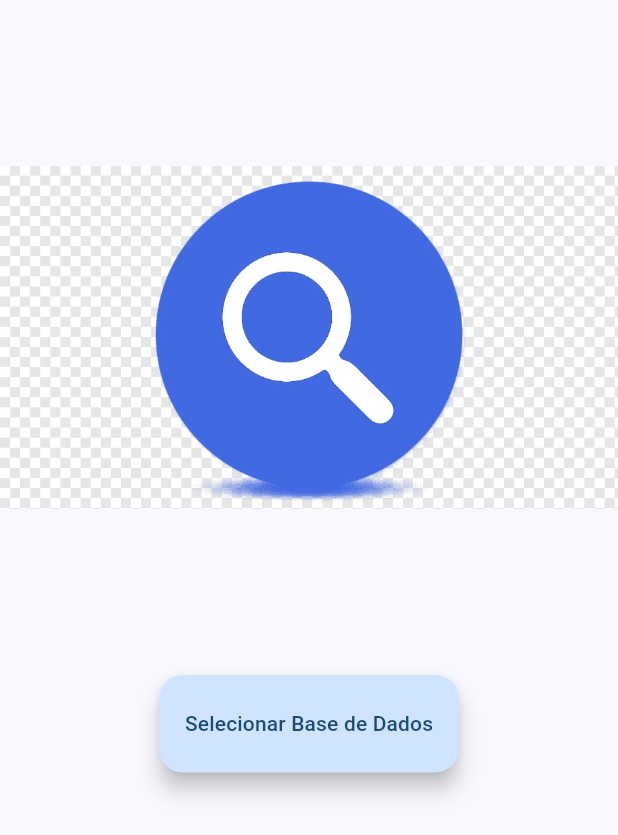
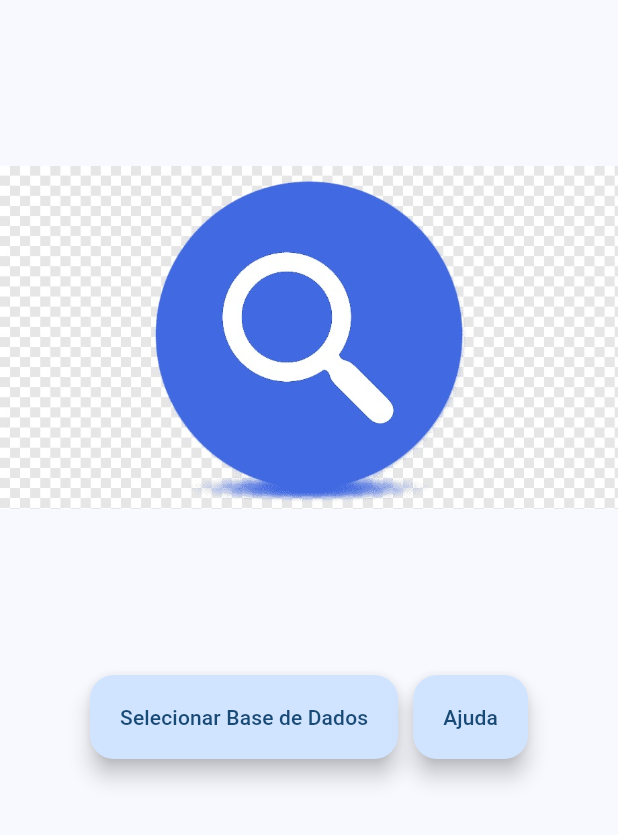
Before and after one commit to RobertsFerreira/data_analyze_front_end, a Flutter app: the screen it shows after launch, after a tap on "Selecionar Base de Dados", on a phone screen of 412 x 824 dp. Shown: the top 835 px of the screen. Run offline on Flutter 3.47's test engine with Material 2 defaults, Android fonts, the light colour scheme and no system bars; our stand-ins replace file_picker, flutter_mobx, mobx; generated files the repository leaves out were written again.

Commit message:
adicao da pate de ajuda

```diff
--- a/lib/modules/app_widget.dart
+++ b/lib/modules/app_widget.dart
@@ -1,6 +1,8 @@
 import 'package:flutter/material.dart';
 
 import 'home/home_page.dart';
+import 'home/subpages/components/hero/hero_image_home.dart';
+import 'home/subpages/help_home_page.dart';
 
 class AppWidget extends StatelessWidget {
   const AppWidget({Key? key}) : super(key: key);
@@ -16,6 +18,10 @@ class AppWidget extends StatelessWidget {
         ),
       ),
       home: HomePage(),
+      routes: {
+        'help': (ctx) => const HelpHomePage(),
+        'helpHero': (ctx) => const HeroImageHome(),
+      },
     );
   }
 }
--- a/lib/modules/home/controller/home_controller.dart
+++ b/lib/modules/home/controller/home_controller.dart
@@ -18,9 +18,9 @@ abstract class _HomeControllerBase with Store {
   void setLoading(bool value) => isLoading = value;
 
   @action
-  Future<bool> getFile() async {
+  Future<void> getFile() async {
+    setLoading(true);
     try {
-      setLoading(true);
       FilePickerResult? fileResult = await FilePicker.platform.pickFiles();
       if (fileResult != null) {
         final String? path = fileResult.files.single.path;
@@ -28,7 +28,6 @@ abstract class _HomeControllerBase with Store {
           await Future.delayed(const Duration(seconds: 3));
           File file = File(path);
           log(file.readAsStringSync());
-          return true;
         } else {
           throw Exception("Erro ao ler caminho do arquivo");
         }
@@ -108,15 +107,15 @@ abstract class _HomeControllerBase with Store {
 
   @computed
   List<RespostasModel> get filterRespostas {
-    List<RespostasModel> _resp = respostas;
-    _resp = respostas
+    List<RespostasModel> resp = respostas;
+    resp = respostas
         .where((resp) => resp.codigo.toString().contains(textSearch))
         .toList()
         .asObservable();
-    if (_resp.isEmpty) {
-      _resp = respostas.asObservable();
+    if (resp.isEmpty) {
+      resp = respostas.asObservable();
     }
-    return _resp.asObservable();
+    return resp.asObservable();
   }
 
   @observable
--- a/lib/modules/home/home_page.dart
+++ b/lib/modules/home/home_page.dart
@@ -10,10 +10,7 @@ class HomePage extends StatelessWidget {
   @override
   Widget build(BuildContext context) {
     return Scaffold(
-      body: Observer(
-        builder: (_) {
-          final isLoading = controller.isLoading;
-          return Center(
+      body: Center(
         child: Column(
           children: [
             SizedBox(
@@ -21,10 +18,13 @@ class HomePage extends StatelessWidget {
               width: 450,
               child: Image.asset('assets/images/logo.jpg'),
             ),
-                SizedBox(
-                  height: 65,
-                  width: 200,
-                  child: FloatingActionButton.extended(
+            Observer(
+              builder: (_) {
+                final isLoading = controller.isLoading;
+                return Row(
+                  mainAxisSize: MainAxisSize.min,
+                  children: [
+                    FloatingActionButton.extended(
                       onPressed: () async => controller.getFile(),
                       label: isLoading
                           ? const CircularProgressIndicator()
@@ -33,11 +33,17 @@ class HomePage extends StatelessWidget {
                               textAlign: TextAlign.center,
                             ),
                     ),
+                    const SizedBox(width: 10),
+                    FloatingActionButton.extended(
+                      onPressed: () => Navigator.of(context).pushNamed('help'),
+                      label: const Text('Ajuda'),
+                    ),
+                  ],
+                );
+              },
             ),
           ],
         ),
-          );
-        },
       ),
     );
   }
--- a/pubspec.yaml
+++ b/pubspec.yaml
@@ -3,7 +3,7 @@ description: A new Flutter project.
 
 # The following line prevents the package from being accidentally published to
 # pub.dev using `flutter pub publish`. This is preferred for private packages.
-publish_to: 'none' # Remove this line if you wish to publish to pub.dev
+publish_to: "none" # Remove this line if you wish to publish to pub.dev
 
 # The following defines the version and build number for your application.
 # A version number is three numbers separated by dots, like 1.2.43
@@ -29,7 +29,6 @@ environment:
 dependencies:
   flutter:
     sdk: flutter
-
 
   # The following adds the Cupertino Icons font to your application.
   # Use with the CupertinoIcons class for iOS style icons.
@@ -57,7 +56,6 @@ dev_dependencies:
 
 # The following section is specific to Flutter.
 flutter:
-
   # The following line ensures that the Material Icons font is
   # included with your application, so that you can use the icons in
   # the material Icons class.
```
Also changed, not shown: lib/modules/home/subpages/components/hero/hero_image_home.dart (added, +18 -0 lines), lib/modules/home/subpages/help_home_page.dart (added, +27 -0 lines), lib/modules/home/controller/home_controller.g.dart. Lines whose indentation alone changed are shown as unchanged.
